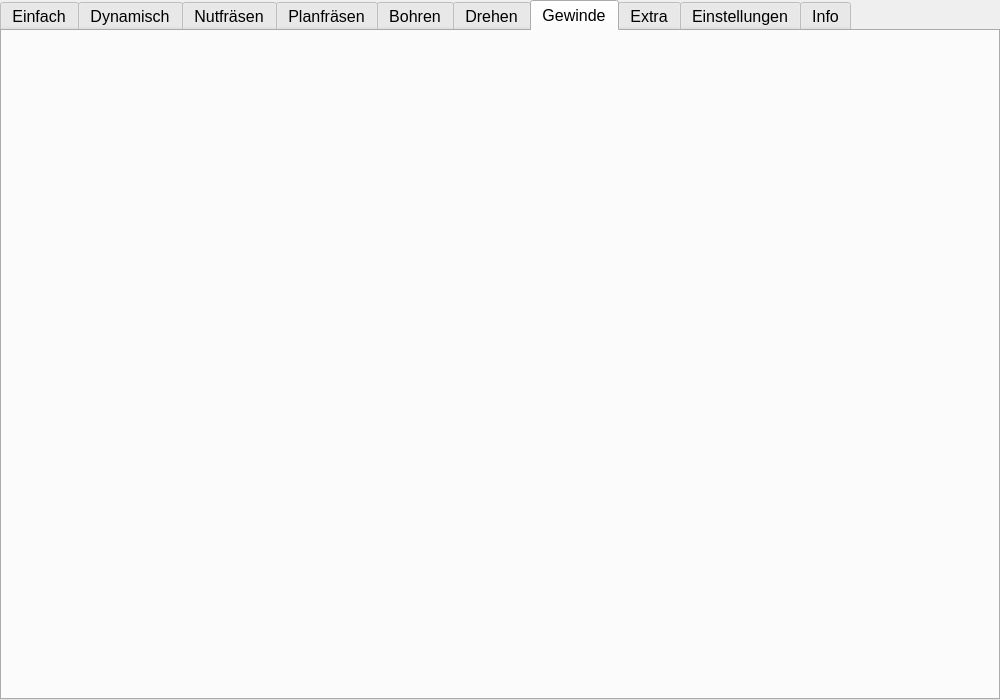
This is mainwindow.ui in EinRainerZufall/SpaeneRechner as Qt 5 draws it before an edit. The edited form follows.
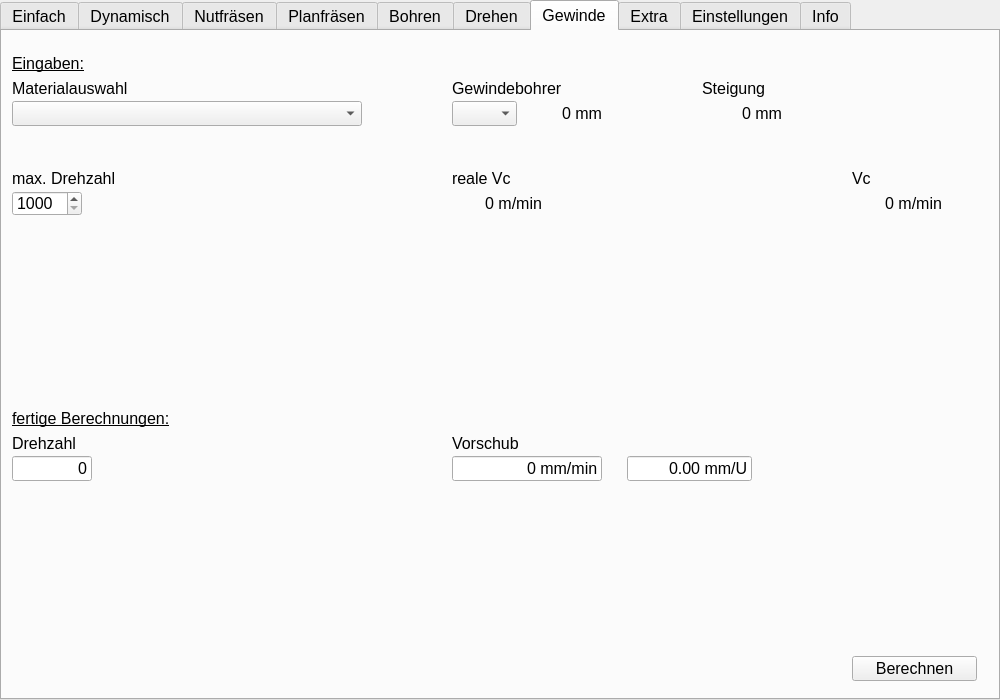
This is the edited form. Icons and pictures are not drawn.

Patch:
```diff
--- a/mainwindow.ui
+++ b/mainwindow.ui
@@ -4334,6 +4334,342 @@
      <attribute name="title">
       <string>Gewinde</string>
      </attribute>
+     <widget class="QLabel" name="label_58">
+      <property name="geometry">
+       <rect>
+        <x>10</x>
+        <y>400</y>
+        <width>100</width>
+        <height>25</height>
+       </rect>
+      </property>
+      <property name="text">
+       <string>Drehzahl</string>
+      </property>
+     </widget>
+     <widget class="QLineEdit" name="VorschubOutGewinde">
+      <property name="geometry">
+       <rect>
+        <x>450</x>
+        <y>425</y>
+        <width>150</width>
+        <height>25</height>
+       </rect>
+      </property>
+      <property name="text">
+       <string>0 mm/min</string>
+      </property>
+      <property name="alignment">
+       <set>Qt::AlignRight|Qt::AlignTrailing|Qt::AlignVCenter</set>
+      </property>
+      <property name="readOnly">
+       <bool>true</bool>
+      </property>
+     </widget>
+     <widget class="QLineEdit" name="DrehzahlOutGewinde">
+      <property name="geometry">
+       <rect>
+        <x>10</x>
+        <y>425</y>
+        <width>80</width>
+        <height>25</height>
+       </rect>
+      </property>
+      <property name="text">
+       <string>0</string>
+      </property>
+      <property name="alignment">
+       <set>Qt::AlignRight|Qt::AlignTrailing|Qt::AlignVCenter</set>
+      </property>
+      <property name="readOnly">
+       <bool>true</bool>
+      </property>
+     </widget>
+     <widget class="QLabel" name="label_59">
+      <property name="geometry">
+       <rect>
+        <x>450</x>
+        <y>400</y>
+        <width>100</width>
+        <height>25</height>
+       </rect>
+      </property>
+      <property name="text">
+       <string>Vorschub</string>
+      </property>
+     </widget>
+     <widget class="QLabel" name="label_60">
+      <property name="geometry">
+       <rect>
+        <x>10</x>
+        <y>135</y>
+        <width>150</width>
+        <height>25</height>
+       </rect>
+      </property>
+      <property name="text">
+       <string>max. Drehzahl</string>
+      </property>
+     </widget>
+     <widget class="QLabel" name="RealVcOutGewinde">
+      <property name="geometry">
+       <rect>
+        <x>450</x>
+        <y>160</y>
+        <width>90</width>
+        <height>25</height>
+       </rect>
+      </property>
+      <property name="text">
+       <string>0 m/min</string>
+      </property>
+      <property name="alignment">
+       <set>Qt::AlignRight|Qt::AlignTrailing|Qt::AlignVCenter</set>
+      </property>
+     </widget>
+     <widget class="QLabel" name="label_61">
+      <property name="geometry">
+       <rect>
+        <x>450</x>
+        <y>135</y>
+        <width>100</width>
+        <height>25</height>
+       </rect>
+      </property>
+      <property name="text">
+       <string>reale Vc</string>
+      </property>
+     </widget>
+     <widget class="QLabel" name="label_62">
+      <property name="geometry">
+       <rect>
+        <x>10</x>
+        <y>375</y>
+        <width>175</width>
+        <height>25</height>
+       </rect>
+      </property>
+      <property name="font">
+       <font>
+        <pointsize>12</pointsize>
+        <underline>true</underline>
+       </font>
+      </property>
+      <property name="text">
+       <string>fertige Berechnungen:</string>
+      </property>
+     </widget>
+     <widget class="QLabel" name="label_63">
+      <property name="geometry">
+       <rect>
+        <x>10</x>
+        <y>45</y>
+        <width>150</width>
+        <height>25</height>
+       </rect>
+      </property>
+      <property name="text">
+       <string>Materialauswahl</string>
+      </property>
+     </widget>
+     <widget class="QComboBox" name="MaterialAuswahlGewinde">
+      <property name="geometry">
+       <rect>
+        <x>10</x>
+        <y>70</y>
+        <width>350</width>
+        <height>25</height>
+       </rect>
+      </property>
+      <property name="maxVisibleItems">
+       <number>25</number>
+      </property>
+     </widget>
+     <widget class="QPushButton" name="BtnCalcGewinde">
+      <property name="geometry">
+       <rect>
+        <x>850</x>
+        <y>625</y>
+        <width>125</width>
+        <height>25</height>
+       </rect>
+      </property>
+      <property name="text">
+       <string>Berechnen</string>
+      </property>
+      <property name="checkable">
+       <bool>false</bool>
+      </property>
+      <property name="checked">
+       <bool>false</bool>
+      </property>
+     </widget>
+     <widget class="QLabel" name="label_123">
+      <property name="geometry">
+       <rect>
+        <x>10</x>
+        <y>20</y>
+        <width>100</width>
+        <height>25</height>
+       </rect>
+      </property>
+      <property name="font">
+       <font>
+        <pointsize>12</pointsize>
+        <underline>true</underline>
+       </font>
+      </property>
+      <property name="text">
+       <string>Eingaben:</string>
+      </property>
+     </widget>
+     <widget class="QLabel" name="label_124">
+      <property name="geometry">
+       <rect>
+        <x>850</x>
+        <y>135</y>
+        <width>50</width>
+        <height>25</height>
+       </rect>
+      </property>
+      <property name="text">
+       <string>Vc</string>
+      </property>
+     </widget>
+     <widget class="QComboBox" name="DurchmesserAuswahlGewinde">
+      <property name="geometry">
+       <rect>
+        <x>450</x>
+        <y>70</y>
+        <width>65</width>
+        <height>25</height>
+       </rect>
+      </property>
+     </widget>
+     <widget class="QSpinBox" name="MaxDrehzahlAuswahlGewinde">
+      <property name="geometry">
+       <rect>
+        <x>10</x>
+        <y>160</y>
+        <width>70</width>
+        <height>25</height>
+       </rect>
+      </property>
+      <property name="minimum">
+       <number>1000</number>
+      </property>
+      <property name="maximum">
+       <number>64000</number>
+      </property>
+      <property name="value">
+       <number>1000</number>
+      </property>
+     </widget>
+     <widget class="QLabel" name="VcOutGewinde">
+      <property name="geometry">
+       <rect>
+        <x>850</x>
+        <y>160</y>
+        <width>90</width>
+        <height>25</height>
+       </rect>
+      </property>
+      <property name="text">
+       <string>0 m/min</string>
+      </property>
+      <property name="alignment">
+       <set>Qt::AlignRight|Qt::AlignTrailing|Qt::AlignVCenter</set>
+      </property>
+     </widget>
+     <widget class="QLabel" name="label_126">
+      <property name="geometry">
+       <rect>
+        <x>450</x>
+        <y>45</y>
+        <width>150</width>
+        <height>25</height>
+       </rect>
+      </property>
+      <property name="text">
+       <string>Gewindebohrer</string>
+      </property>
+     </widget>
+     <widget class="QLineEdit" name="VorschubUOutGewinde">
+      <property name="geometry">
+       <rect>
+        <x>625</x>
+        <y>425</y>
+        <width>125</width>
+        <height>25</height>
+       </rect>
+      </property>
+      <property name="text">
+       <string>0.00 mm/U</string>
+      </property>
+      <property name="alignment">
+       <set>Qt::AlignRight|Qt::AlignTrailing|Qt::AlignVCenter</set>
+      </property>
+      <property name="readOnly">
+       <bool>true</bool>
+      </property>
+     </widget>
+     <widget class="QLabel" name="DurchmesserGewinde">
+      <property name="geometry">
+       <rect>
+        <x>545</x>
+        <y>70</y>
+        <width>55</width>
+        <height>25</height>
+       </rect>
+      </property>
+      <property name="layoutDirection">
+       <enum>Qt::LeftToRight</enum>
+      </property>
+      <property name="text">
+       <string>0 mm</string>
+      </property>
+      <property name="textFormat">
+       <enum>Qt::AutoText</enum>
+      </property>
+      <property name="alignment">
+       <set>Qt::AlignRight|Qt::AlignTrailing|Qt::AlignVCenter</set>
+      </property>
+     </widget>
+     <widget class="QLabel" name="SteigungGewinde">
+      <property name="geometry">
+       <rect>
+        <x>710</x>
+        <y>70</y>
+        <width>70</width>
+        <height>25</height>
+       </rect>
+      </property>
+      <property name="layoutDirection">
+       <enum>Qt::LeftToRight</enum>
+      </property>
+      <property name="text">
+       <string>0 mm</string>
+      </property>
+      <property name="textFormat">
+       <enum>Qt::AutoText</enum>
+      </property>
+      <property name="alignment">
+       <set>Qt::AlignRight|Qt::AlignTrailing|Qt::AlignVCenter</set>
+      </property>
+     </widget>
+     <widget class="QLabel" name="label_127">
+      <property name="geometry">
+       <rect>
+        <x>700</x>
+        <y>45</y>
+        <width>150</width>
+        <height>25</height>
+       </rect>
+      </property>
+      <property name="text">
+       <string>Steigung</string>
+      </property>
+     </widget>
     </widget>
     <widget class="QWidget" name="tab_extra">
      <attribute name="title">
```
Left out of the diff: 2 changed lines with no effect on the pictures.
